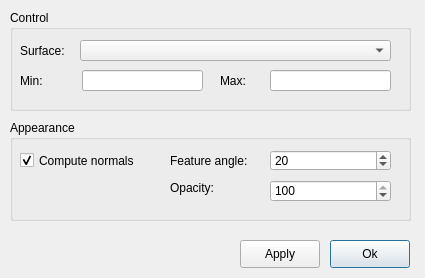
Before: the Qt Designer form ElmerGUI/vtkpost/surface.ui in tehnick/elmerfem, drawn with Qt 5.
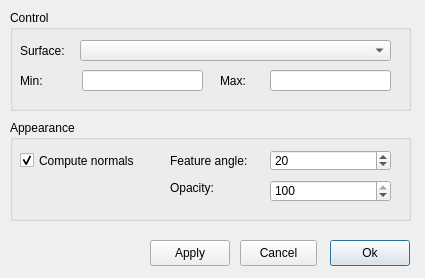
After: the same form once the commit is applied. Icons and pictures are not drawn.

```diff
--- a/ElmerGUI/vtkpost/surface.ui
+++ b/ElmerGUI/vtkpost/surface.ui
@@ -103,7 +103,7 @@
      <x>330</x>
      <y>240</y>
      <width>80</width>
-     <height>28</height>
+     <height>26</height>
     </rect>
    </property>
    <property name="text" >
@@ -116,10 +116,10 @@
   <widget class="QPushButton" name="applyButton" >
    <property name="geometry" >
     <rect>
-     <x>240</x>
+     <x>150</x>
      <y>240</y>
      <width>80</width>
-     <height>28</height>
+     <height>26</height>
     </rect>
    </property>
    <property name="text" >
@@ -216,6 +216,22 @@
     </property>
    </widget>
   </widget>
+  <widget class="QPushButton" name="cancelButton" >
+   <property name="geometry" >
+    <rect>
+     <x>240</x>
+     <y>240</y>
+     <width>77</width>
+     <height>26</height>
+    </rect>
+   </property>
+   <property name="text" >
+    <string>Cancel</string>
+   </property>
+   <property name="icon" >
+    <iconset resource="../ElmerGUI.qrc" >:/icons/dialog-close.png</iconset>
+   </property>
+  </widget>
  </widget>
  <resources>
   <include location="../ElmerGUI.qrc" />
```
